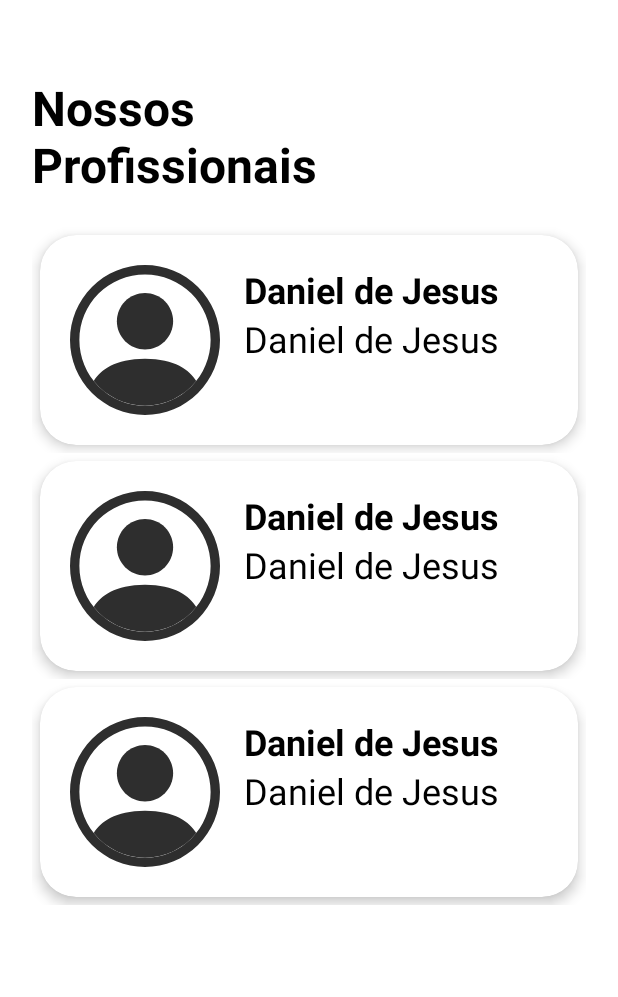
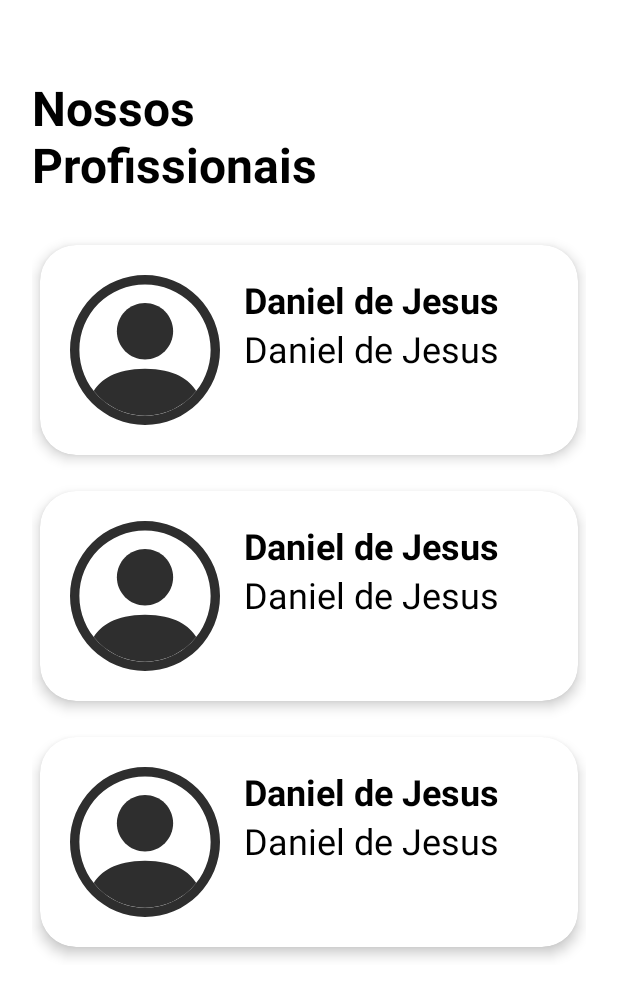
Before and after one commit to DanielJ06/Consul.t, an Android app: the layout fragment_professionals.xml on its own in the app's theme, with its tools: preview values and no code run, on a phone screen of 412 x 824 dp. Shown: the top 997 px of the screen. Run offline under Robolectric (Android 15) with nearby library versions, the phone set to English and light mode, and no system bars.

Commit message:
Setup professionals adapter

```diff
--- a/app/src/main/java/com/ioasys/diversidade/ui/fragments/HomeFragment.kt
+++ b/app/src/main/java/com/ioasys/diversidade/ui/fragments/HomeFragment.kt
@@ -34,6 +34,11 @@ class HomeFragment : Fragment() {
             findNavController().setGraph(R.navigation.auth_graph)
         }
 
+        binding.homeOurProfessionals.setOnClickListener {
+            val action = HomeFragmentDirections.actionHomeFragmentToProfessionalFragment()
+            findNavController().navigate(action)
+        }
+
         return binding.root
     }
 
--- a/app/src/main/res/layout/fragment_professionals.xml
+++ b/app/src/main/res/layout/fragment_professionals.xml
@@ -1,7 +1,13 @@
 <?xml version="1.0" encoding="utf-8"?>
-<androidx.constraintlayout.widget.ConstraintLayout xmlns:android="http://schemas.android.com/apk/res/android"
+<layout xmlns:android="http://schemas.android.com/apk/res/android"
     xmlns:app="http://schemas.android.com/apk/res-auto"
-    xmlns:tools="http://schemas.android.com/tools"
+    xmlns:tools="http://schemas.android.com/tools">
+
+    <data>
+
+    </data>
+
+    <androidx.constraintlayout.widget.ConstraintLayout
         android:layout_width="match_parent"
         android:layout_height="match_parent">
 
@@ -20,6 +26,7 @@
             app:layout_constraintTop_toTopOf="parent" />
 
         <androidx.recyclerview.widget.RecyclerView
+            android:id="@+id/professional_rv"
             android:layout_width="0dp"
             android:layout_height="wrap_content"
             android:layout_marginTop="20dp"
@@ -31,3 +38,4 @@
             tools:listitem="@layout/professional_row_layout" />
 
     </androidx.constraintlayout.widget.ConstraintLayout>
+</layout>
--- a/app/src/main/res/layout/professional_row_layout.xml
+++ b/app/src/main/res/layout/professional_row_layout.xml
@@ -1,14 +1,24 @@
 <?xml version="1.0" encoding="utf-8"?>
-<androidx.constraintlayout.widget.ConstraintLayout xmlns:android="http://schemas.android.com/apk/res/android"
+<layout xmlns:android="http://schemas.android.com/apk/res/android"
     xmlns:app="http://schemas.android.com/apk/res-auto"
-    xmlns:tools="http://schemas.android.com/tools"
+    xmlns:tools="http://schemas.android.com/tools">
+
+    <data>
+
+        <variable
+            name="professional"
+            type="com.ioasys.diversidade.models.Professional" />
+    </data>
+
+    <androidx.constraintlayout.widget.ConstraintLayout
         android:layout_width="match_parent"
         android:layout_height="wrap_content">
 
         <androidx.cardview.widget.CardView
             android:layout_width="match_parent"
             android:layout_height="wrap_content"
-        android:layout_margin="5dp"
+            android:layout_marginHorizontal="5dp"
+            android:layout_marginVertical="12dp"
             app:cardCornerRadius="24dp"
             app:cardElevation="5dp"
             app:layout_constraintBottom_toBottomOf="parent"
@@ -35,6 +45,7 @@
                     android:layout_width="0dp"
                     android:layout_height="wrap_content"
                     android:layout_marginStart="16dp"
+                    android:text="@{professional.name}"
                     android:layout_marginEnd="16dp"
                     android:textColor="@color/black"
                     android:textSize="24sp"
@@ -50,6 +61,7 @@
                     android:layout_height="wrap_content"
                     android:layout_marginStart="16dp"
                     android:layout_marginEnd="16dp"
+                    android:text="@{professional.telephone}"
                     android:textColor="@color/black"
                     android:textSize="24sp"
                     app:layout_constraintEnd_toEndOf="parent"
@@ -62,3 +74,4 @@
         </androidx.cardview.widget.CardView>
 
     </androidx.constraintlayout.widget.ConstraintLayout>
+</layout>
```
Also changed, not shown: app/src/main/java/com/ioasys/diversidade/adapters/ProfessionalAdapter.kt (added, +50 -0 lines), app/src/main/java/com/ioasys/diversidade/ui/fragments/ProfessionalFragment.kt (added, +104 -0 lines), app/src/main/res/navigation/my_nav.xml (+7 -0 lines). Lines whose indentation alone changed are shown as unchanged.
